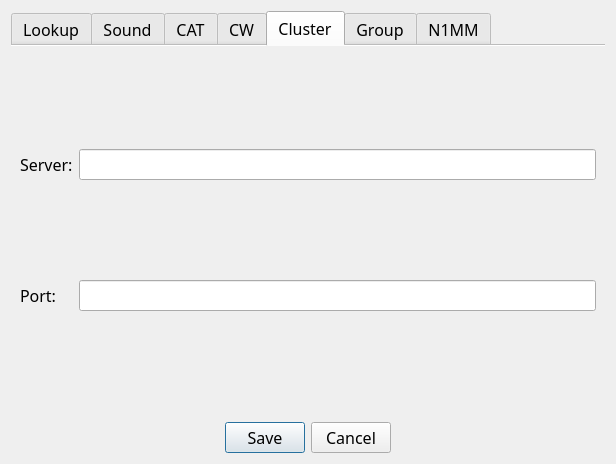
Before: the Qt Designer form not1mm/data/configuration.ui in mbridak/not1mm, drawn with Qt 5.
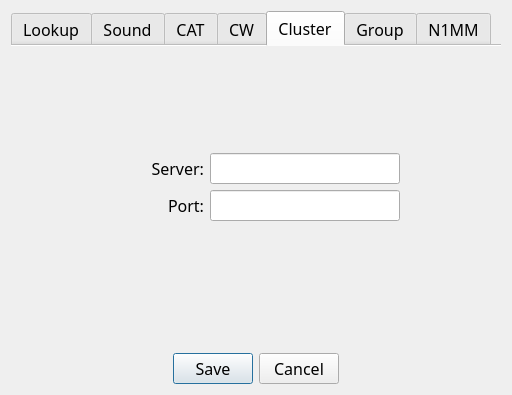
After: the same form once the commit is applied. The open tabs and pages were chosen to show the change.

```diff
--- a/not1mm/data/configuration.ui
+++ b/not1mm/data/configuration.ui
@@ -6,8 +6,8 @@
    <rect>
     <x>0</x>
     <y>0</y>
-    <width>616</width>
-    <height>464</height>
+    <width>512</width>
+    <height>395</height>
    </rect>
   </property>
   <property name="font">
@@ -685,25 +685,122 @@
        <string>Cluster</string>
       </attribute>
       <layout class="QGridLayout" name="gridLayout_5">
-       <item row="0" column="0">
+       <item row="3" column="3">
+        <spacer name="horizontalSpacer_9">
+         <property name="orientation">
+          <enum>Qt::Horizontal</enum>
+         </property>
+         <property name="sizeHint" stdset="0">
+          <size>
+           <width>40</width>
+           <height>20</height>
+          </size>
+         </property>
+        </spacer>
+       </item>
+       <item row="3" column="5">
+        <spacer name="horizontalSpacer_10">
+         <property name="orientation">
+          <enum>Qt::Horizontal</enum>
+         </property>
+         <property name="sizeHint" stdset="0">
+          <size>
+           <width>40</width>
+           <height>20</height>
+          </size>
+         </property>
+        </spacer>
+       </item>
+       <item row="3" column="0">
+        <spacer name="horizontalSpacer_7">
+         <property name="orientation">
+          <enum>Qt::Horizontal</enum>
+         </property>
+         <property name="sizeHint" stdset="0">
+          <size>
+           <width>40</width>
+           <height>20</height>
+          </size>
+         </property>
+        </spacer>
+       </item>
+       <item row="2" column="1">
+        <widget class="QLabel" name="label_8">
+         <property name="text">
+          <string>Port:</string>
+         </property>
+         <property name="alignment">
+          <set>Qt::AlignRight|Qt::AlignTrailing|Qt::AlignVCenter</set>
+         </property>
+        </widget>
+       </item>
+       <item row="4" column="1">
+        <spacer name="verticalSpacer_7">
+         <property name="orientation">
+          <enum>Qt::Vertical</enum>
+         </property>
+         <property name="sizeHint" stdset="0">
+          <size>
+           <width>20</width>
+           <height>40</height>
+          </size>
+         </property>
+        </spacer>
+       </item>
+       <item row="0" column="1">
+        <spacer name="verticalSpacer_6">
+         <property name="orientation">
+          <enum>Qt::Vertical</enum>
+         </property>
+         <property name="sizeHint" stdset="0">
+          <size>
+           <width>20</width>
+           <height>40</height>
+          </size>
+         </property>
+        </spacer>
+       </item>
+       <item row="3" column="1">
+        <spacer name="horizontalSpacer_8">
+         <property name="orientation">
+          <enum>Qt::Horizontal</enum>
+         </property>
+         <property name="sizeHint" stdset="0">
+          <size>
+           <width>40</width>
+           <height>20</height>
+          </size>
+         </property>
+        </spacer>
+       </item>
+       <item row="1" column="1">
         <widget class="QLabel" name="label_5">
          <property name="text">
           <string>Server:</string>
          </property>
+         <property name="alignment">
+          <set>Qt::AlignRight|Qt::AlignTrailing|Qt::AlignVCenter</set>
+         </property>
         </widget>
        </item>
-       <item row="0" column="3">
-        <widget class="QLineEdit" name="cluster_server_field"/>
+       <item row="3" column="4">
+        <spacer name="horizontalSpacer_11">
+         <property name="orientation">
+          <enum>Qt::Horizontal</enum>
+         </property>
+         <property name="sizeHint" stdset="0">
+          <size>
+           <width>40</width>
+           <height>20</height>
+          </size>
+         </property>
+        </spacer>
        </item>
-       <item row="1" column="3">
+       <item row="2" column="3" colspan="2">
         <widget class="QLineEdit" name="cluster_port_field"/>
        </item>
-       <item row="1" column="0">
-        <widget class="QLabel" name="label_8">
-         <property name="text">
-          <string>Port:</string>
-         </property>
-        </widget>
+       <item row="1" column="3" colspan="2">
+        <widget class="QLineEdit" name="cluster_server_field"/>
        </item>
       </layout>
      </widget>
```
Left out of the diff: 2 changed lines with no effect on the pictures.
